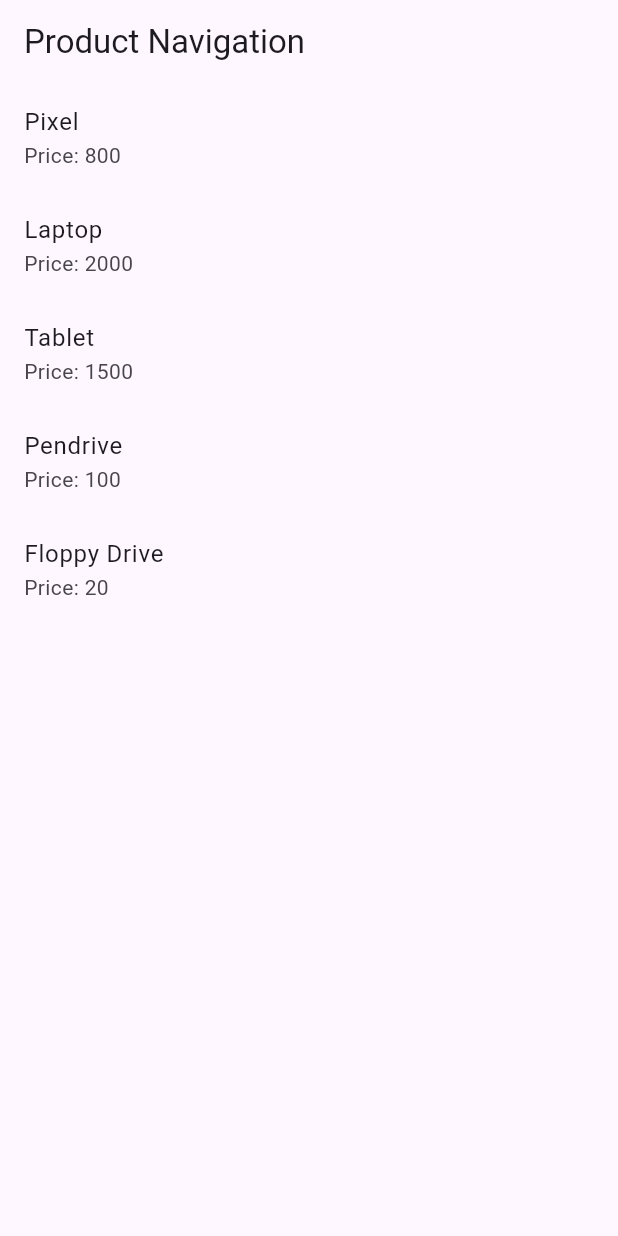
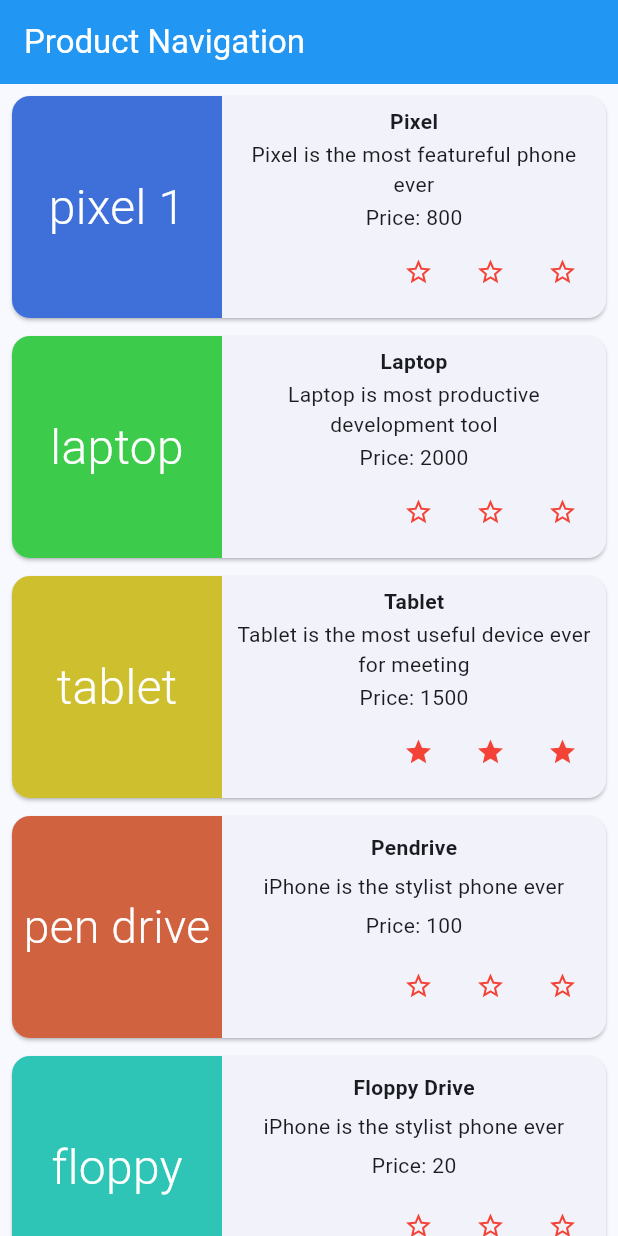
Before and after one commit to Abigail-Salem-Tendo/navigation_practice, a Flutter app: the screen it shows after launch, on a phone screen of 412 x 824 dp. Run offline on Flutter 3.47's test engine with Material 3 defaults, Android fonts, the phone set to English and light mode, and no system bars.

Commit message:
feat: create 2 screen that displays pixel and it's details

```diff
--- a/lib/main.dart
+++ b/lib/main.dart
@@ -11,7 +11,13 @@ class MyApp extends StatelessWidget {
     return MaterialApp(
       title: 'Product Navigation',
       debugShowCheckedModeBanner: false,
-      theme: ThemeData(primarySwatch: Colors.blue),
+      theme: ThemeData(
+        colorScheme: ColorScheme.fromSeed(seedColor: Colors.blue),
+        appBarTheme: const AppBarTheme(
+          backgroundColor: Color(0xFF2196F3),
+          foregroundColor: Colors.white,
+        ),
+      ),
       home: const ProductListScreen(),
     );
   }
--- /dev/null
+++ b/lib/models/product.dart
@@ -0,0 +1,58 @@
+import 'package:flutter/material.dart';
+
+class Product {
+  final String name;
+  final String label;
+  final String description;
+  final int price;
+  final Color color;
+  final ValueNotifier<int> rating;
+
+  Product({
+    required this.name,
+    required this.label,
+    required this.description,
+    required this.price,
+    required this.color,
+    int rating = 0,
+  }) : rating = ValueNotifier<int>(rating);
+}
+
+final List<Product> products = [
+  Product(
+    name: 'Pixel',
+    label: 'pixel 1',
+    description: 'Pixel is the most featureful phone ever',
+    price: 800,
+    color: const Color(0xFF3F6FD8),
+  ),
+  Product(
+    name: 'Laptop',
+    label: 'laptop',
+    description: 'Laptop is most productive development tool',
+    price: 2000,
+    color: const Color(0xFF3CCB4A),
+  ),
+  Product(
+    name: 'Tablet',
+    label: 'tablet',
+    description: 'Tablet is the most useful device ever for meeting',
+    price: 1500,
+    color: const Color(0xFFCDBF2E),
+    rating: 3,
+  ),
+  Product(
+    name: 'Pendrive',
+    label: 'pen drive',
+    description: 'iPhone is the stylist phone ever',
+    price: 100,
+    color: const Color(0xFFD0623F),
+  ),
+  Product(
+    name: 'Floppy Drive',
+    label: 'floppy',
+    description: 'iPhone is the stylist phone ever',
+    price: 20,
+    color: const Color(0xFF2EC4B6),
+  ),
+];
--- a/lib/screens/first_screen.dart
+++ b/lib/screens/first_screen.dart
@@ -1,21 +1,7 @@
 import 'package:flutter/material.dart';
+import '../models/product.dart';
+import '../widgets/rating_box.dart';
 import 'second_screen.dart';
-
-class Product {
-  final String name;
-  final String description;
-  final int price;
-
-  const Product(this.name, this.description, this.price);
-}
-
-const products = [
-  Product('Pixel', 'Pixel is the most featureful phone ever', 800),
-  Product('Laptop', 'Laptop is most productive development tool', 2000),
-  Product('Tablet', 'Tablet is the most useful device ever for meeting', 1500),
-  Product('Pendrive', 'iPhone is the stylist phone ever', 100),
-  Product('Floppy Drive', 'iPhone is the stylist phone ever', 20),
-];
 
 class ProductListScreen extends StatelessWidget {
   const ProductListScreen({super.key});
@@ -25,12 +11,11 @@ class ProductListScreen extends StatelessWidget {
     return Scaffold(
       appBar: AppBar(title: const Text('Product Navigation')),
       body: ListView.builder(
+        padding: const EdgeInsets.all(2),
         itemCount: products.length,
         itemBuilder: (context, index) {
           final product = products[index];
-          return ListTile(
-            title: Text(product.name),
-            subtitle: Text('Price: ${product.price}'),
+          return GestureDetector(
             onTap: () {
               Navigator.push(
                 context,
@@ -39,9 +24,68 @@ class ProductListScreen extends StatelessWidget {
                 ),
               );
             },
+            child: ProductBox(product: product),
           );
         },
       ),
     );
   }
 }
+
+class ProductBox extends StatelessWidget {
+  final Product product;
+
+  const ProductBox({super.key, required this.product});
+
+  @override
+  Widget build(BuildContext context) {
+    return Container(
+      padding: const EdgeInsets.all(2),
+      height: 160,
+      child: Card(
+        clipBehavior: Clip.antiAlias,
+        child: Row(
+          crossAxisAlignment: CrossAxisAlignment.stretch,
+          children: [
+            Container(
+              width: 140,
+              color: product.color,
+              alignment: Alignment.center,
+              child: FittedBox(
+                fit: BoxFit.scaleDown,
+                child: Padding(
+                  padding: const EdgeInsets.symmetric(horizontal: 8),
+                  child: Text(
+                    product.label,
+                    style: const TextStyle(
+                      color: Colors.white,
+                      fontSize: 32,
+                      fontWeight: FontWeight.w300,
+                    ),
+                  ),
+                ),
+              ),
+            ),
+            Expanded(
+              child: Padding(
+                padding: const EdgeInsets.all(5),
+                child: Column(
+                  mainAxisAlignment: MainAxisAlignment.spaceEvenly,
+                  children: [
+                    Text(
+                      product.name,
+                      style: const TextStyle(fontWeight: FontWeight.bold),
+                    ),
+                    Text(product.description, textAlign: TextAlign.center),
+                    Text('Price: ${product.price}'),
+                    RatingBox(rating: product.rating),
+                  ],
+                ),
+              ),
+            ),
+          ],
+        ),
+      ),
+    );
+  }
+}
--- a/lib/screens/second_screen.dart
+++ b/lib/screens/second_screen.dart
@@ -1,5 +1,6 @@
 import 'package:flutter/material.dart';
-import 'first_screen.dart';
+import '../models/product.dart';
+import '../widgets/rating_box.dart';
 
 class ProductDetailScreen extends StatelessWidget {
   final Product product;
@@ -10,20 +11,46 @@ class ProductDetailScreen extends StatelessWidget {
   Widget build(BuildContext context) {
     return Scaffold(
       appBar: AppBar(title: Text(product.name)),
-      body: Padding(
+      body: ListView(
+        children: [
+          Container(
+            height: 260,
+            color: product.color,
+            alignment: Alignment.center,
+            child: FittedBox(
+              fit: BoxFit.scaleDown,
+              child: Padding(
+                padding: const EdgeInsets.symmetric(horizontal: 16),
+                child: Text(
+                  product.label,
+                  style: const TextStyle(
+                    color: Colors.white,
+                    fontSize: 72,
+                    fontWeight: FontWeight.w300,
+                  ),
+                ),
+              ),
+            ),
+          ),
+          Padding(
             padding: const EdgeInsets.all(16),
             child: Column(
-          crossAxisAlignment: CrossAxisAlignment.start,
               children: [
-            Text(product.name,
-                style: const TextStyle(
-                    fontSize: 24, fontWeight: FontWeight.bold)),
-            const SizedBox(height: 12),
-            Text(product.description),
-            const SizedBox(height: 12),
+                const SizedBox(height: 16),
+                Text(
+                  product.name,
+                  style: const TextStyle(fontWeight: FontWeight.bold),
+                ),
+                const SizedBox(height: 32),
+                Text(product.description, textAlign: TextAlign.center),
+                const SizedBox(height: 32),
                 Text('Price: ${product.price}'),
+                const SizedBox(height: 32),
+                RatingBox(rating: product.rating, size: 24),
               ],
             ),
+          ),
+        ],
       ),
     );
   }
--- /dev/null
+++ b/lib/widgets/rating_box.dart
@@ -0,0 +1,34 @@
+import 'package:flutter/material.dart';
+
+class RatingBox extends StatelessWidget {
+  final ValueNotifier<int> rating;
+  final double size;
+
+  const RatingBox({super.key, required this.rating, this.size = 20});
+
+  @override
+  Widget build(BuildContext context) {
+    return ValueListenableBuilder<int>(
+      valueListenable: rating,
+      builder: (context, value, _) {
+        return Row(
+          mainAxisAlignment: MainAxisAlignment.end,
+          children: List.generate(3, (index) {
+            final starValue = index + 1;
+            return IconButton(
+              key: Key('star_$starValue'),
+              padding: EdgeInsets.zero,
+              constraints: BoxConstraints.tight(Size(size + 16, size + 16)),
+              iconSize: size,
+              color: Colors.red[500],
+              icon: Icon(value >= starValue ? Icons.star : Icons.star_border),
+              onPressed: () {
+                rating.value = value == starValue ? starValue - 1 : starValue;
+              },
+            );
+          }),
+        );
+      },
+    );
+  }
+}
```
Also changed, not shown: 1 other file. Lines whose indentation alone changed are shown as unchanged.
